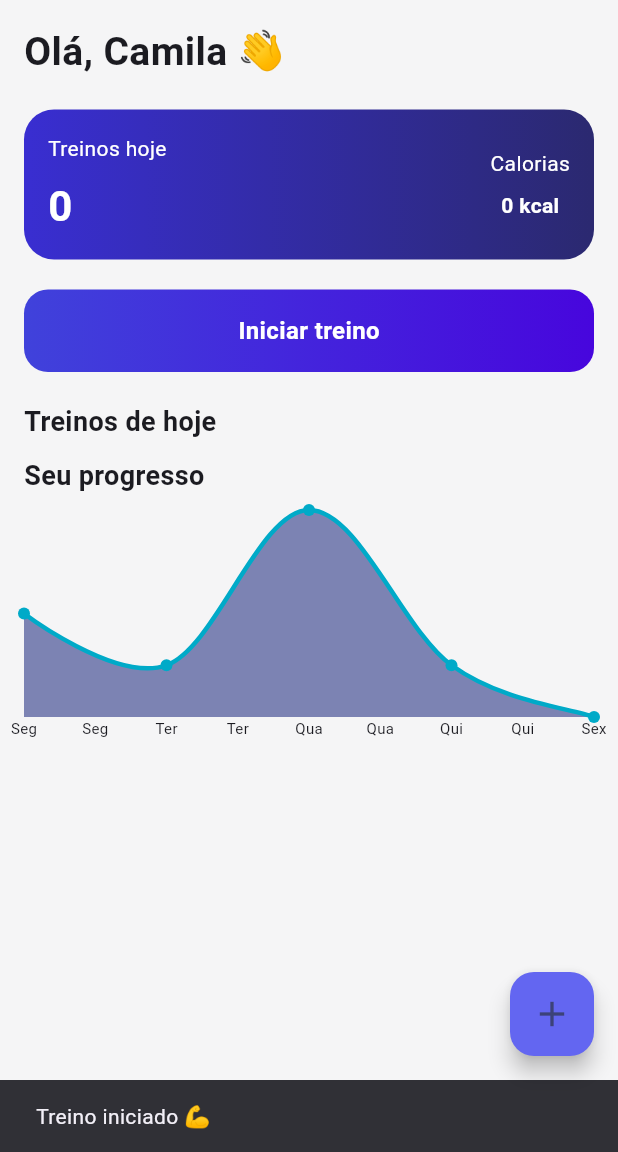
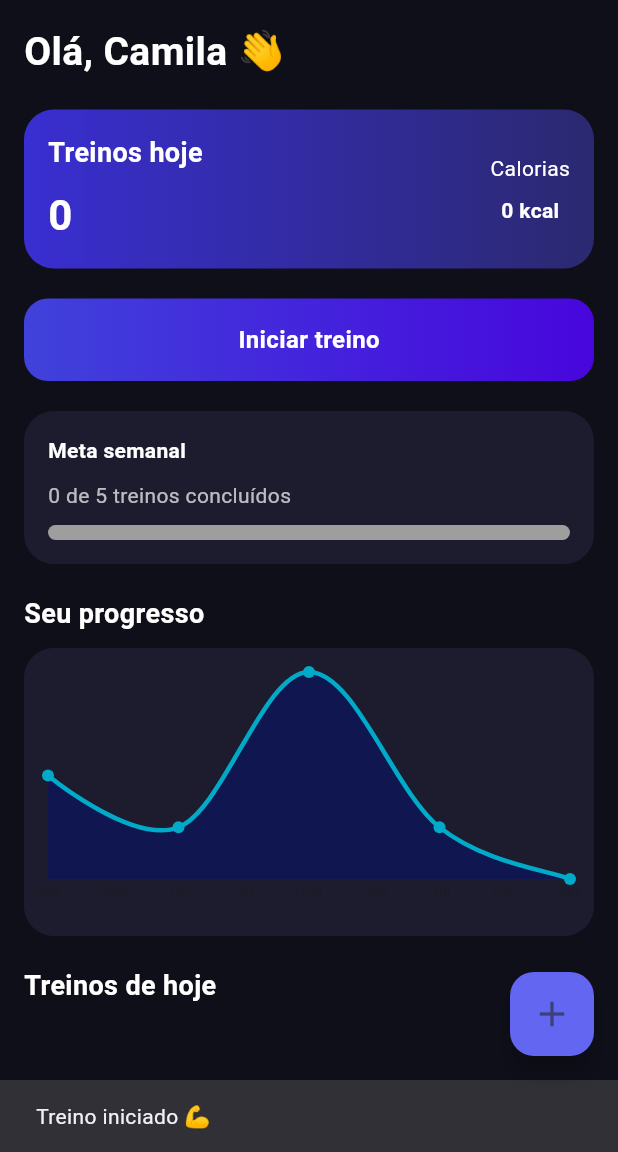
Before and after one commit to Camilasuany07/fitplanner, a Flutter app: the screen it shows after launch, after a tap on "Iniciar treino", on a phone screen of 412 x 824 dp, the part 84-1236 px from its top. Run offline on Flutter 3.47's test engine with Material 3 defaults, Android fonts, the phone set to English and light mode, and no system bars; drawn by our look-alikes of fl_chart; our stand-ins replace shared_preferences.

Commit message:
feat: improve home page UI and add weekly workout tracking

```diff
--- a/lib/features/home/pages/home_page.dart
+++ b/lib/features/home/pages/home_page.dart
@@ -15,6 +15,15 @@ class HomePage extends StatefulWidget {
 }
 
 class _HomePageState extends State<HomePage> {
+
+  String getGreeting() {
+  final hour = DateTime.now().hour;
+
+  if (hour < 12) return 'Bom dia';
+  if (hour < 18) return 'Boa tarde';
+  return 'Boa noite';
+}
+
   @override
   void initState() {
     super.initState();
@@ -40,6 +49,15 @@ class _HomePageState extends State<HomePage> {
     }).toList();
   }
 
+  int getWorkoutsThisWeek() {
+    final now = DateTime.now();
+
+    return workouts.where((w) {
+      final difference = now.difference(w.date).inDays;
+      return difference >= 0 && difference < 7;
+    }).length;
+  }
+
   @override
   Widget build(BuildContext context) {
     final todayList = todayWorkouts(); // ✅ CORREÇÃO
@@ -58,7 +76,7 @@ class _HomePageState extends State<HomePage> {
           await loadData();
         },
       ),
-      backgroundColor: const Color.fromARGB(255, 245, 245, 246),
+      backgroundColor: const Color(0xFF0F0F1A),
       appBar: AppBar(
         elevation: 0,
         backgroundColor: const Color.fromARGB(255, 23, 18, 61),
@@ -68,14 +86,21 @@ class _HomePageState extends State<HomePage> {
         ),
         centerTitle: true,
       ),
+
       body: Padding(
   padding: const EdgeInsets.all(16),
+  child: SingleChildScrollView(
+    physics: const BouncingScrollPhysics(),
     child: Column(
       crossAxisAlignment: CrossAxisAlignment.start,
       children: [
         const Text(
           'Olá, Camila 👋',
-              style: TextStyle(fontSize: 26, fontWeight: FontWeight.w700),
+          style: TextStyle(
+            fontSize: 26,
+            fontWeight: FontWeight.w700,
+            color: Colors.white,
+          ),
         ),
 
         const SizedBox(height: 20),
@@ -100,7 +125,11 @@ class _HomePageState extends State<HomePage> {
                 children: [
                   const Text(
                     'Treinos hoje',
-                        style: TextStyle(color: Colors.white),
+                    style: TextStyle(
+                      fontSize: 18,
+                      fontWeight: FontWeight.bold,
+                      color: Colors.white,
+                    ),
                   ),
                   const SizedBox(height: 8),
                   Text(
@@ -172,32 +201,90 @@ class _HomePageState extends State<HomePage> {
             ),
           ),
         ),
+
+        const SizedBox(height: 20),
+
+        // 🔥 META SEMANAL
+        Container(
+          padding: const EdgeInsets.all(16),
+          decoration: BoxDecoration(
+            color: const Color(0xFF1C1C2E),
+            borderRadius: BorderRadius.circular(20),
+          ),
+          child: Column(
+            crossAxisAlignment: CrossAxisAlignment.start,
+            children: [
+              const Text(
+                'Meta semanal',
+                style: TextStyle(
+                  color: Colors.white,
+                  fontWeight: FontWeight.bold,
+                ),
+              ),
+              const SizedBox(height: 10),
+              Text(
+                '${getWorkoutsThisWeek()} de 5 treinos concluídos',
+                style: const TextStyle(color: Colors.white70),
+              ),
+              const SizedBox(height: 10),
+              ClipRRect(
+                borderRadius: BorderRadius.circular(10),
+                child: LinearProgressIndicator(
+                  value: (getWorkoutsThisWeek() / 5).clamp(0, 1),
+                  minHeight: 10,
+                  backgroundColor: Colors.grey,
+                  valueColor: const AlwaysStoppedAnimation(
+                    Color(0xFF6C63FF),
+                  ),
+                ),
+              ),
+            ],
+          ),
+        ),
+
+        const SizedBox(height: 20),
+
+        const Text(
+          'Seu progresso',
+          style: TextStyle(
+            fontSize: 18,
+            fontWeight: FontWeight.bold,
+            color: Colors.white,
+          ),
+        ),
+
+        const SizedBox(height: 10),
+
+        // 📊 GRÁFICO
+        Container(
+          padding: const EdgeInsets.all(16),
+          decoration: BoxDecoration(
+            color: const Color(0xFF1C1C2E),
+            borderRadius: BorderRadius.circular(20),
+          ),
+          child: SizedBox(
+            height: 160,
+            child: ProgressChart(workouts: todayList),
+          ),
+        ),
+
         const SizedBox(height: 20),
 
         const Text(
           'Treinos de hoje',
-              style: TextStyle(fontSize: 18, fontWeight: FontWeight.bold),
+          style: TextStyle(
+            fontSize: 18,
+            fontWeight: FontWeight.bold,
+            color: Colors.white,
+          ),
         ),
 
         const SizedBox(height: 10),
 
-            const Text(
-              'Seu progresso',
-              style: TextStyle(fontSize: 18, fontWeight: FontWeight.bold),
-            ),
-
-            const SizedBox(height: 10),
-
-            SizedBox(
-              height: 160,
-              child: ProgressChart(workouts: todayList), // ✅ CORREÇÃO
-            ),
-
-            const SizedBox(height: 20),
-
-            // 🔥 LISTA
-            Expanded(
-              child: ListView.builder(
+        // 🔥 LISTA (AGORA CORRIGIDA)
+        ListView.builder(
+          shrinkWrap: true,
+          physics: const NeverScrollableScrollPhysics(),
           padding: const EdgeInsets.only(bottom: 100),
           itemCount: todayList.length,
           itemBuilder: (context, index) {
@@ -215,13 +302,11 @@ class _HomePageState extends State<HomePage> {
                     content: const Text('Tem certeza?'),
                     actions: [
                       TextButton(
-                              onPressed: () =>
-                                  Navigator.pop(context, false),
+                        onPressed: () => Navigator.pop(context, false),
                         child: const Text('Cancelar'),
                       ),
                       TextButton(
-                              onPressed: () =>
-                                  Navigator.pop(context, true),
+                        onPressed: () => Navigator.pop(context, true),
                         child: const Text('Excluir'),
                       ),
                     ],
@@ -233,7 +318,7 @@ class _HomePageState extends State<HomePage> {
                 final removedWorkout = workout;
 
                 setState(() {
-                        workouts.remove(workout); // ✅ CORREÇÃO IMPORTANTE
+                  workouts.remove(workout);
                 });
 
                 await StorageService.saveWorkouts(workouts);
@@ -256,13 +341,11 @@ class _HomePageState extends State<HomePage> {
                 title: workout.name,
                 duration: workout.duration,
                 date: workout.date,
-
                 onTap: () {
                   ScaffoldMessenger.of(context).showSnackBar(
                     SnackBar(content: Text('Abrindo ${workout.name}')),
                   );
                 },
-
                 onEdit: () {
                   Navigator.push(
                     context,
@@ -278,8 +361,8 @@ class _HomePageState extends State<HomePage> {
             );
           },
         ),
+      ],
     ),
-          ],
   ),
 ),
     );
--- a/lib/features/workout/widgets/workout_card.dart
+++ b/lib/features/workout/widgets/workout_card.dart
@@ -16,7 +16,6 @@ class WorkoutCard extends StatelessWidget {
     required this.date,
   });
 
-
   @override
   Widget build(BuildContext context) {
     return GestureDetector(
@@ -26,7 +25,7 @@ Widget build(BuildContext context) {
         margin: const EdgeInsets.only(bottom: 12),
         padding: const EdgeInsets.all(16),
         decoration: BoxDecoration(
-        color: Colors.white,
+          color: const Color(0xFF1C1C2E),
           borderRadius: BorderRadius.circular(16),
           boxShadow: [
             BoxShadow(
@@ -47,11 +46,11 @@ Widget build(BuildContext context) {
                 Expanded(
                   child: Text(
                     title,
-                  style: const TextStyle(fontWeight: FontWeight.w600),
+                    style: const TextStyle(fontWeight: FontWeight.w600, color: Colors.white),
                   ),
                 ),
 
-              Text(duration),
+                Text(duration, style: const TextStyle(color: Colors.white70)),
 
                 IconButton(
                   icon: const Icon(Icons.edit, color: Colors.blue),
@@ -65,13 +64,11 @@ Widget build(BuildContext context) {
             // 📅 DATA
             Text(
               '${date.day}/${date.month}/${date.year}',
-            style: const TextStyle(
-              fontSize: 12,
-              color: Colors.grey,
-            ),
+              style: const TextStyle(fontSize: 12, color: Colors.grey),
             ),
           ],
         ),
       ),
     );
-}}
+  }
+}
```
Lines whose indentation alone changed are shown as unchanged.
